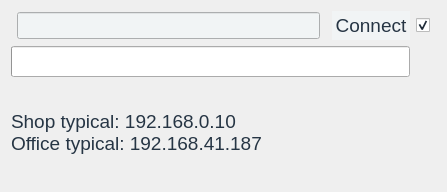
joshuawootonn/time-track, file Source/Time-Track/connectionform.ui: the form before one commit.
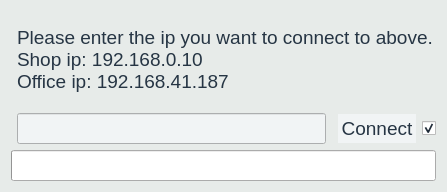
The form after the commit.

Commit message: Fix for connection dialog

Patch:
```diff
--- a/Source/Time-Track/connectionform.ui
+++ b/Source/Time-Track/connectionform.ui
@@ -14,76 +14,32 @@
    <string>Time Track</string>
   </property>
   <property name="styleSheet">
-   <string notr="true">QWidget#ClockoutForm{
+   <string notr="true">QWidget#ConnectionForm{
 
-background-color:#E5EAE7;
+background-color:#E7EBE9;
 }
 *{
 font-family:&quot;Calibri&quot;;
-font-size: 26px;
+font-size: 19px;
+color:#263544;
 
 }
-
-
-
-QStackedWidget{
-margin:0px;
-padding:0px;
-}
-
-
-QWidget{
-
-margin:0px;
-padding:0px;
-}
-QWidget#bigwidger{
-background-color:#E5EAE7;
-border:none;
-}
-
-
 QPushButton{
 padding:3px;
 border:none;
-background-color:#FFFFFF;
+background-color:#F1F4F5;
 }
 QPushButton:hover:!pressed{
 background-color:#E4E9EB;
 }
-
-
-
-
-
-
-QPushButton{
-padding:3px;
-border:none;
-background-color:#F1F4F5;
-}
 QLineEdit{ 
 background-color:#F1F4F5;
- border: 0px solid 263544;	
+border: 0px solid 263544; 
 
 }
 QLineEdit:hover{ 
 background-color:#F1F4F5;
- border: 1px solid 263544;	
-}
-
-QPushButton:hover,QPushButton:hover{
-background-color:#ECEFED;
-}
-/*
-
-#E5EAE7
-*/
-*{
-font-family:&quot;Calibri&quot;;
-font-size: 19px;
-color:#263544;
-
+border: 1px solid 263544; 
 }
 
 
@@ -97,7 +53,29 @@
      </property>
     </widget>
    </item>
-   <item row="5" column="0" colspan="4">
+   <item row="1" column="1">
+    <widget class="QLineEdit" name="edit"/>
+   </item>
+   <item row="1" column="4">
+    <widget class="QCheckBox" name="save">
+     <property name="text">
+      <string/>
+     </property>
+     <property name="checked">
+      <bool>true</bool>
+     </property>
+    </widget>
+   </item>
+   <item row="0" column="1" colspan="4">
+    <widget class="QLabel" name="label">
+     <property name="text">
+      <string>Please enter the ip you want to connect to above.
+Shop ip: 192.168.0.10 
+Office ip: 192.168.41.187</string>
+     </property>
+    </widget>
+   </item>
+   <item row="5" column="0" colspan="5">
     <widget class="QProgressBar" name="progress">
      <property name="value">
       <number>0</number>
@@ -113,27 +91,6 @@
      </property>
     </widget>
    </item>
-   <item row="1" column="1">
-    <widget class="QLineEdit" name="edit"/>
-   </item>
-   <item row="1" column="4">
-    <widget class="QCheckBox" name="save">
-     <property name="text">
-      <string/>
-     </property>
-     <property name="checked">
-      <bool>true</bool>
-     </property>
-    </widget>
-   </item>
-   <item row="6" column="0" colspan="5">
-    <widget class="QLabel" name="label">
-     <property name="text">
-      <string>Shop typical: 192.168.0.10 
-Office typical: 192.168.41.187</string>
-     </property>
-    </widget>
-   </item>
   </layout>
  </widget>
  <resources/>
```
Left out of the diff: 2 changed lines with no effect on the pictures. The commit also changes 8 other files.
